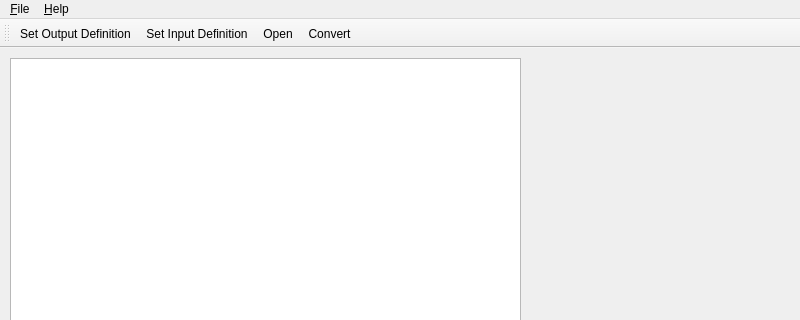
Before: the Qt Designer form mainwindow.ui in opus4711/htmlatex, drawn with Qt 5; both pictures show x 0 to 800 and y 0 to 320 of the 800 by 600 pixel window.
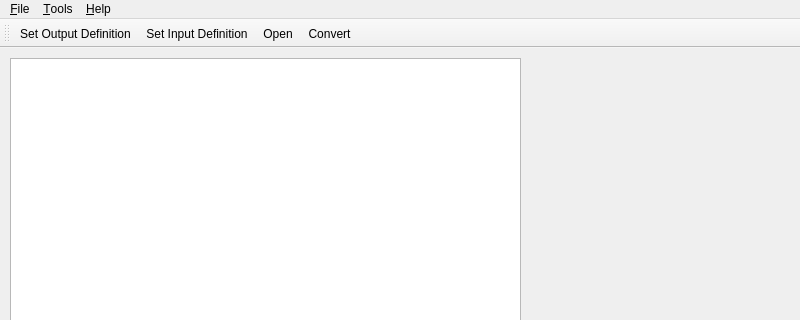
After: the same form once the commit is applied. Icons and pictures are not drawn.

Commit message: SettingsDialog-MenuItem added

```diff
--- a/mainwindow.ui
+++ b/mainwindow.ui
@@ -57,7 +57,14 @@
     </property>
     <addaction name="action_Info"/>
    </widget>
+   <widget class="QMenu" name="menu_Tools">
+    <property name="title">
+     <string>&amp;Tools</string>
+    </property>
+    <addaction name="action_Settings"/>
+   </widget>
    <addaction name="menu_File"/>
+   <addaction name="menu_Tools"/>
    <addaction name="menu_Help"/>
   </widget>
   <widget class="QStatusBar" name="statusbar"/>
```
Left out of the diff: 3 changed lines with no effect on the pictures. The commit also changes 5 other files.
